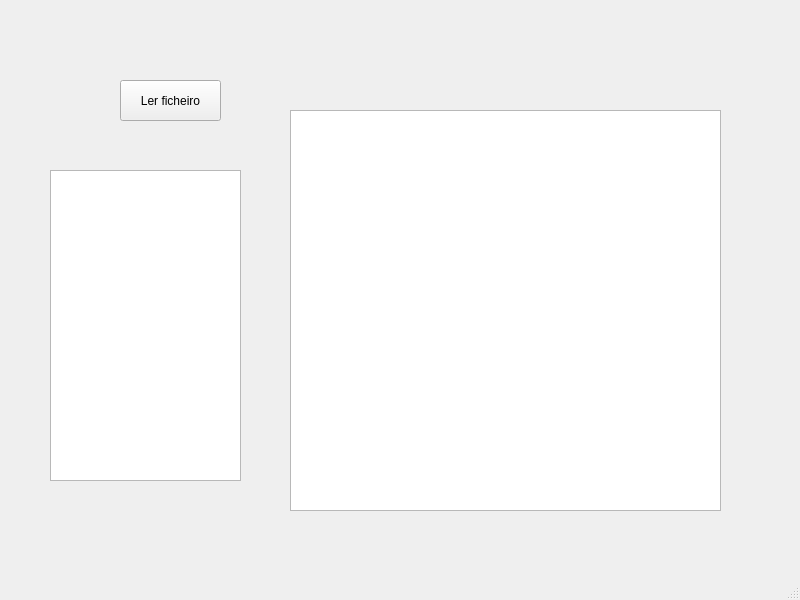
Above: FSIPLeiria/mainwindow.ui from tatianascgil/Projeto_Informatico_Formula_Student_Barramento_CAN before the change. Below: the same form after it.
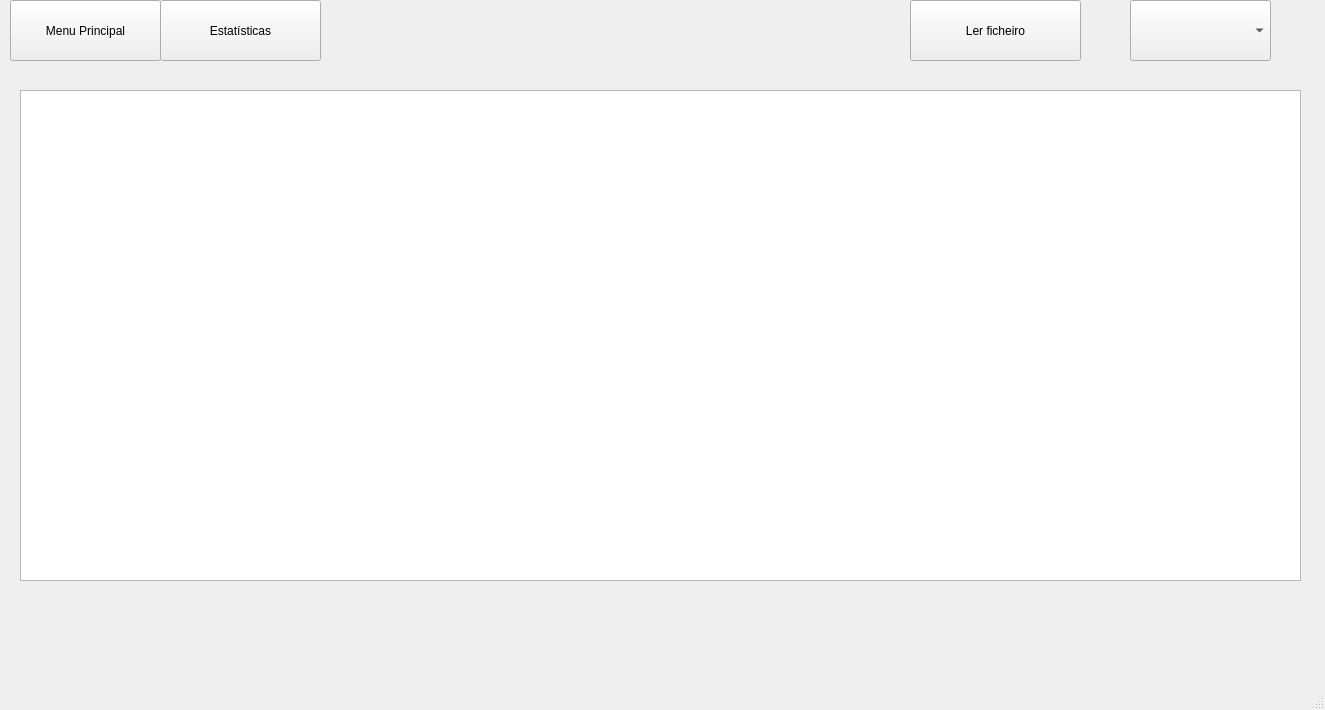
That is the form after the change.

```diff
--- a/FSIPLeiria/mainwindow.ui
+++ b/FSIPLeiria/mainwindow.ui
@@ -6,8 +6,8 @@
    <rect>
     <x>0</x>
     <y>0</y>
-    <width>800</width>
-    <height>600</height>
+    <width>1325</width>
+    <height>710</height>
    </rect>
   </property>
   <property name="windowTitle">
@@ -17,35 +17,104 @@
    <widget class="QPushButton" name="btnReadFile">
     <property name="geometry">
      <rect>
-      <x>120</x>
-      <y>80</y>
-      <width>101</width>
-      <height>41</height>
+      <x>910</x>
+      <y>0</y>
+      <width>171</width>
+      <height>61</height>
      </rect>
     </property>
     <property name="text">
      <string>Ler ficheiro</string>
     </property>
    </widget>
-   <widget class="QTextEdit" name="textEdit">
-    <property name="geometry">
-     <rect>
-      <x>290</x>
-      <y>110</y>
-      <width>431</width>
-      <height>401</height>
-     </rect>
-    </property>
-   </widget>
    <widget class="QPlainTextEdit" name="plainTextEdit">
     <property name="geometry">
      <rect>
-      <x>50</x>
-      <y>170</y>
-      <width>191</width>
-      <height>311</height>
+      <x>20</x>
+      <y>90</y>
+      <width>1281</width>
+      <height>491</height>
      </rect>
     </property>
+    <property name="minimumSize">
+     <size>
+      <width>0</width>
+      <height>491</height>
+     </size>
+    </property>
+    <property name="maximumSize">
+     <size>
+      <width>16777215</width>
+      <height>491</height>
+     </size>
+    </property>
+    <property name="autoFillBackground">
+     <bool>false</bool>
+    </property>
+   </widget>
+   <widget class="QPushButton" name="btnMenu">
+    <property name="geometry">
+     <rect>
+      <x>10</x>
+      <y>0</y>
+      <width>151</width>
+      <height>61</height>
+     </rect>
+    </property>
+    <property name="cursor">
+     <cursorShape>PointingHandCursor</cursorShape>
+    </property>
+    <property name="text">
+     <string>Menu Principal</string>
+    </property>
+   </widget>
+   <widget class="QPushButton" name="btnStat">
+    <property name="geometry">
+     <rect>
+      <x>160</x>
+      <y>0</y>
+      <width>161</width>
+      <height>61</height>
+     </rect>
+    </property>
+    <property name="cursor">
+     <cursorShape>PointingHandCursor</cursorShape>
+    </property>
+    <property name="text">
+     <string>Estatísticas</string>
+    </property>
+   </widget>
+   <widget class="QComboBox" name="btnCreateFile">
+    <property name="geometry">
+     <rect>
+      <x>1130</x>
+      <y>0</y>
+      <width>141</width>
+      <height>61</height>
+     </rect>
+    </property>
+    <property name="styleSheet">
+     <string notr="true">text-align:center</string>
+    </property>
+    <property name="currentIndex">
+     <number>-1</number>
+    </property>
+    <property name="placeholderText">
+     <string>          Criar Ficheiro</string>
+    </property>
+    <property name="duplicatesEnabled">
+     <bool>true</bool>
+    </property>
+    <item>
+     <property name="text">
+      <string>Criar Módulo</string>
+     </property>
+    </item>
+    <item>
+     <property name="text">
+      <string>Criar Mensagem</string>
+     </property>
+    </item>
    </widget>
   </widget>
   <widget class="QMenuBar" name="menubar">
```
Left out of the diff: 5 changed lines with no effect on the pictures.
